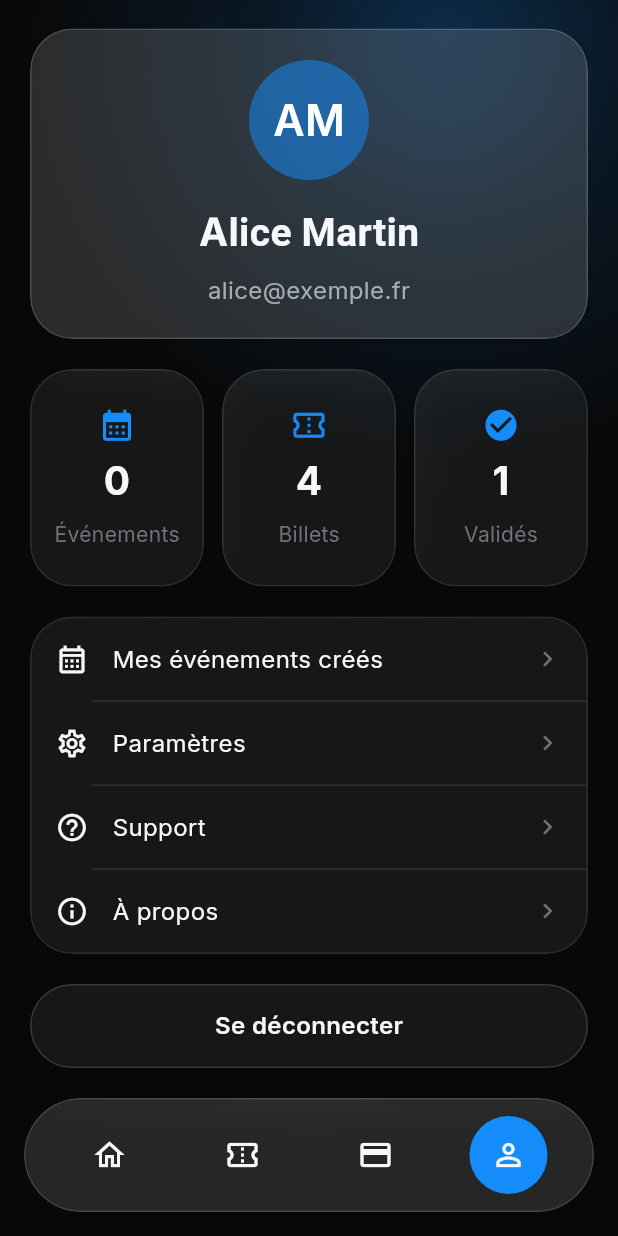
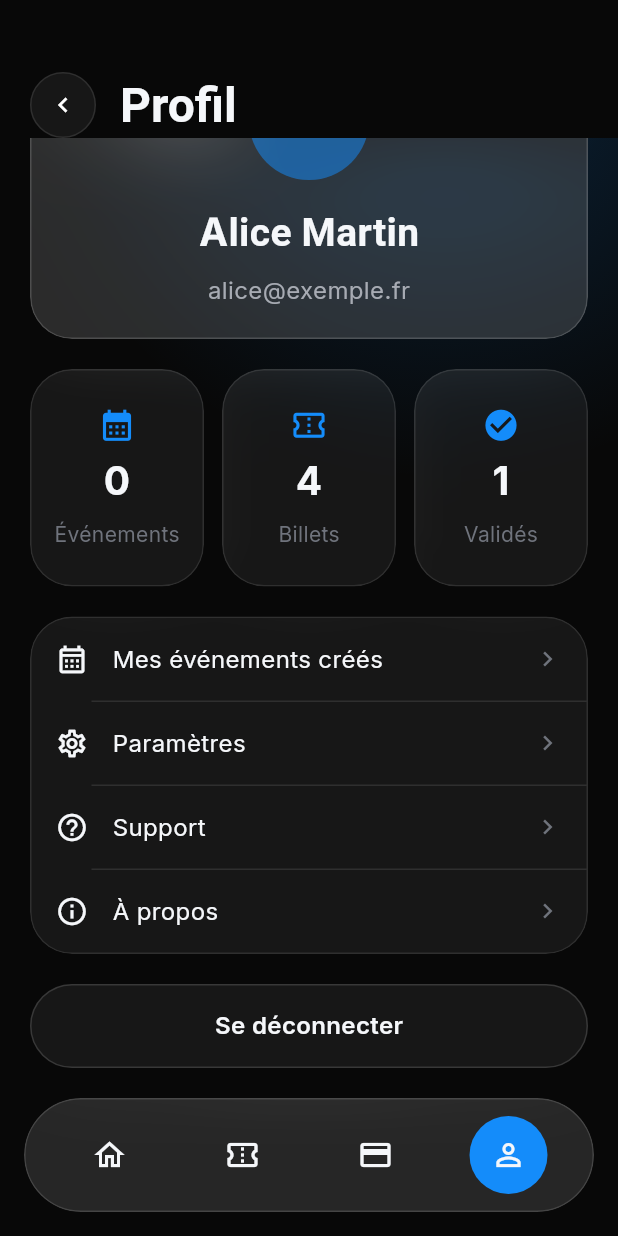
Before and after one commit to Gafclerck/ticketpass, a Flutter app: the screen it shows after launch, item 4 of the bottom bar chosen, scrolled down 93 dp, on a phone screen of 412 x 824 dp. Run offline on Flutter 3.47's test engine with Material 3 defaults, Android fonts, the phone set to English and light mode, and no system bars; our stand-ins replace drift, flutter_riverpod, go_router, google_fonts, qr_flutter; missing offline and left inert: mobile_scanner; accounts and stored records are empty; generated files the repository leaves out were written again.

Commit message:
feat(ui): pin main-page headers under the status bar

```diff
--- /dev/null
+++ b/lib/core/widgets/pinned_top_bar.dart
@@ -0,0 +1,63 @@
+import 'package:flutter/material.dart';
+import '../theme/app_colors.dart';
+import '../theme/app_spacing.dart';
+
+/// Barre supérieure épinglée — header fixe sous la zone safe, contenu scrollable.
+///
+/// Au repos (offset 0) le header est transparent, tel qu'il serait posé en
+/// tête de contenu ; dès que le corps scrolle, il reste collé sous la barre de
+/// statut et reçoit un fond plein `#080808` qui masque le contenu passant
+/// dessous (comportement commun aux écrans Home / Événements / Mes billets /
+/// Profil). La bande safe (`AppSafeTopBand`) reste à la charge de la page.
+class PinnedTopBar extends StatefulWidget {
+  final Widget header;
+  final Widget body;
+  final EdgeInsetsGeometry headerPadding;
+
+  const PinnedTopBar({
+    super.key,
+    required this.header,
+    required this.body,
+    this.headerPadding = const EdgeInsets.fromLTRB(
+      AppSpacing.pageHorizontal,
+      AppSpacing.pageTop,
+      AppSpacing.pageHorizontal,
+      0,
+    ),
+  });
+
+  @override
+  State<PinnedTopBar> createState() => _PinnedTopBarState();
+}
+
+class _PinnedTopBarState extends State<PinnedTopBar> {
+  bool _scrolled = false;
+
+  bool _handleScrollNotification(ScrollNotification notification) {
+    final scrolled = notification.metrics.pixels > 0;
+    if (scrolled != _scrolled) {
+      setState(() => _scrolled = scrolled);
+    }
+    return false;
+  }
+
+  @override
+  Widget build(BuildContext context) {
+    return Column(
+      children: [
+        AnimatedContainer(
+          duration: const Duration(milliseconds: 150),
+          curve: Curves.easeOut,
+          color: _scrolled ? AppColors.background : Colors.transparent,
+          child: Padding(padding: widget.headerPadding, child: widget.header),
+        ),
+        Expanded(
+          child: NotificationListener<ScrollNotification>(
+            onNotification: _handleScrollNotification,
+            child: widget.body,
+          ),
+        ),
+      ],
+    );
+  }
+}
--- a/lib/features/profile/presentation/screens/profile_page.dart
+++ b/lib/features/profile/presentation/screens/profile_page.dart
@@ -10,6 +10,7 @@ import 'package:ticketpass/core/widgets/app_button.dart';
 import 'package:ticketpass/core/widgets/app_top_bar.dart';
 import 'package:ticketpass/core/widgets/glass_card.dart';
 import 'package:ticketpass/core/widgets/page_header.dart';
+import 'package:ticketpass/core/widgets/pinned_top_bar.dart';
 import 'package:ticketpass/core/widgets/pressable_scale.dart';
 import 'package:ticketpass/core/widgets/user_avatar.dart';
 import 'package:ticketpass/features/auth/domain/entities/user.dart';
@@ -44,19 +45,20 @@ class ProfilePage extends ConsumerWidget {
           // bande opaque : le contenu scrolle sous, jamais sur les icônes
           const AppSafeTopBand(),
           Expanded(
-            child: ListView(
+            child: PinnedTopBar(
+              header: PageHeader(
+                title: 'Profil',
+                showBack: true,
+                onBack: () => context.go(AppRoutes.home),
+              ),
+              body: ListView(
                 padding: const EdgeInsets.fromLTRB(
                   AppSpacing.pageHorizontal,
-                AppSpacing.pageTop,
+                  0,
                   AppSpacing.pageHorizontal,
                   AppSpacing.bottomClearanceWithNav,
                 ),
                 children: [
-                PageHeader(
-                  title: 'Profil',
-                  showBack: true,
-                  onBack: () => context.go(AppRoutes.home),
-                ),
                   const SizedBox(height: AppSpacing.lg),
                   _UserCard(user: user),
                   const SizedBox(height: AppSpacing.lg),
@@ -89,6 +91,7 @@ class ProfilePage extends ConsumerWidget {
                       ),
                   ),
                 ],
+              ),
             ),
           ),
         ],
```
Also changed, not shown: lib/features/event/presentation/screens/event_detail_screen.dart (+25 -3 lines), lib/features/event/presentation/screens/events_page.dart (+15 -8 lines), lib/features/home/presentation/screens/home_page.dart (+13 -9 lines), lib/features/ticket/presentation/screens/my_tickets_page.dart (+13 -6 lines), 3 other files. Lines whose indentation alone changed are shown as unchanged.
